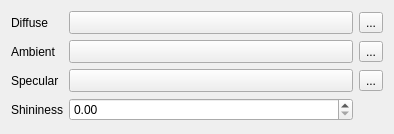
Old version of the form src/ui/3d/phongmaterialwidget.ui in the repository carsmie/QGIS.
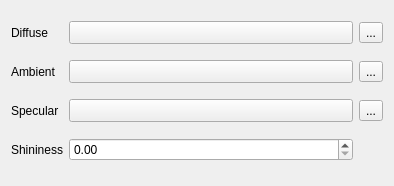
New version of the form. Custom widgets are drawn as their Qt base class.

Commit message: Added some tooltips for 3d widgets - I got bored of trying to remember what the diffuse, specular etc mean.

The edit to the form file:
```diff
--- a/src/ui/3d/phongmaterialwidget.ui
+++ b/src/ui/3d/phongmaterialwidget.ui
@@ -7,7 +7,7 @@
     <x>0</x>
     <y>0</y>
     <width>394</width>
-    <height>134</height>
+    <height>186</height>
    </rect>
   </property>
   <property name="windowTitle">
```
Left out of the diff: 12 changed lines with no effect on the pictures. The commit also changes 2 other files.
